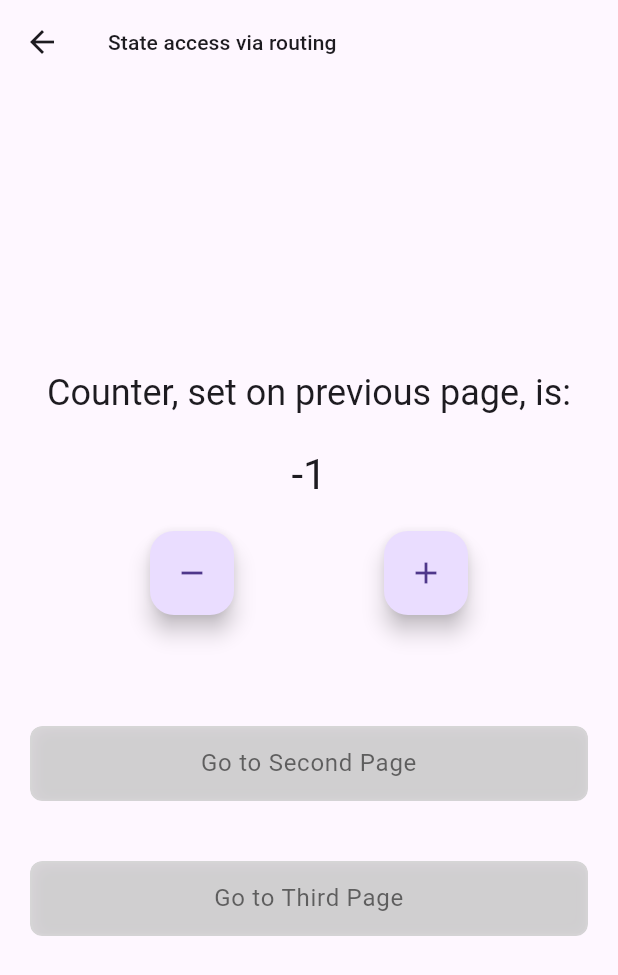
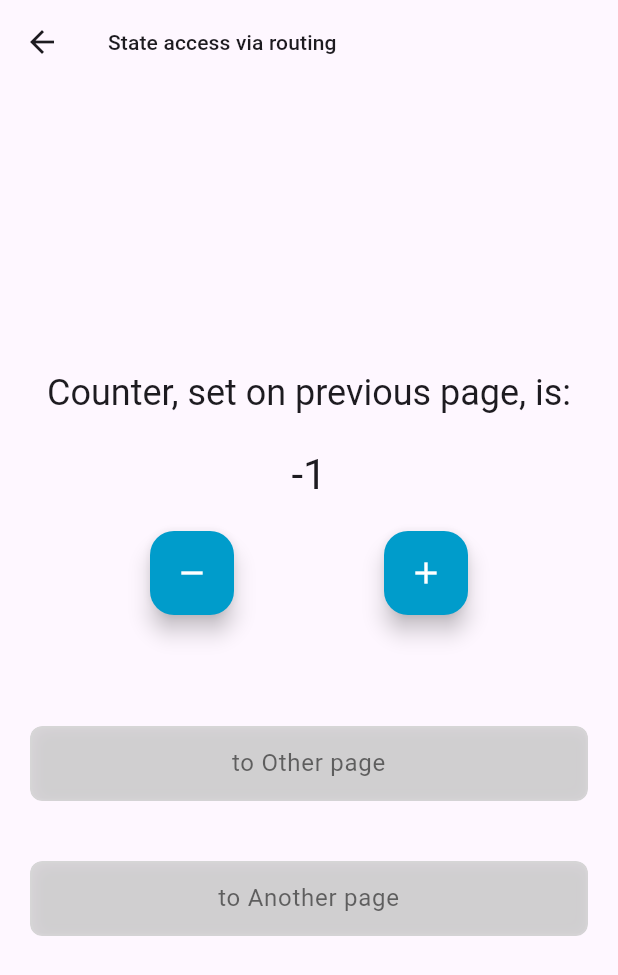
Before and after one commit to RamanGodun/Bloc-Cubit-playground-Counters-App-, a Flutter app: the MainPage4RouteAccessFeature screen opened by its route, after a tap on the "remove" icon, on a phone screen of 412 x 824 dp. Shown: the top 975 px of the screen. Run offline on Flutter 3.47's test engine with Material 3 defaults, Android fonts, the phone set to English and light mode, and no system bars; our stand-ins replace bloc, bloc_concurrency, equatable, flutter_bloc, google_fonts, hydrated_bloc.

Commit message:
style: style pages and widgets

```diff
--- a/lib/core/utilities/helpers.dart
+++ b/lib/core/utilities/helpers.dart
@@ -1,8 +1,8 @@
 import 'package:flutter/material.dart';
+import '../../presentation/widgets/text_widget.dart';
 
 /// 🔧 [Helpers] provides utility methods for navigation, theming, and context-based operations.
 /// This class centralizes common actions, promoting clean and maintainable code.
-
 abstract class Helpers {
   /// 🚀 Pushes a new route to the navigation stack with a smooth transition.
   static Future<void> pushTo(BuildContext context, Widget child) {
@@ -30,4 +30,24 @@ abstract class Helpers {
   static ColorScheme getColorScheme(BuildContext context) {
     return Theme.of(context).colorScheme;
   }
+
+  /// 📣 Shows a snackbar with custom text using [TextWidget].
+  static void showStyledSnackBar({
+    required BuildContext context,
+    required String message,
+    Duration duration = const Duration(milliseconds: 300),
+  }) {
+    final color = Theme.of(context).colorScheme.onPrimary;
+
+    ScaffoldMessenger.of(context).showSnackBar(
+      SnackBar(
+        content: TextWidget(
+          message,
+          TextType.titleMedium,
+          color: color,
+        ),
+        duration: duration,
+      ),
+    );
+  }
 }
--- a/lib/features/cubit_access/_main_page_4_route_cubit_access.dart
+++ b/lib/features/cubit_access/_main_page_4_route_cubit_access.dart
@@ -5,6 +5,7 @@ import '../../core/app_constants/app_constants.dart';
 import '../../core/app_constants/app_strings.dart';
 import '../../core/routing/route_names.dart';
 import '../../core/utilities/helpers.dart';
+import '../../presentation/widgets/floating_action_button.dart';
 import '../../presentation/widgets/text_widget.dart';
 import '../../presentation/widgets/custom_elevated_button.dart';
 import '../../features/cubit_access/counter_for_route_access/route_access_cubit.dart';
@@ -15,8 +16,6 @@ class MainPage4RouteAccessFeature extends StatelessWidget {
 
   @override
   Widget build(BuildContext context) {
-    final colorScheme = Helpers.getColorScheme(context);
-
     ///
     return Scaffold(
       appBar: AppBar(
@@ -27,19 +26,10 @@ class MainPage4RouteAccessFeature extends StatelessWidget {
       ),
       body: BlocConsumer<RouteAccessCounterCubit, RouteAccessCounterState>(
         listener: (context, state) {
-          final wasInc = state.wasIncremented;
-          if (wasInc != null) {
-            final text = wasInc ? 'Incremented!' : 'Decremented!';
-            ScaffoldMessenger.of(context).showSnackBar(
-              SnackBar(
-                content: TextWidget(
-                  text,
-                  TextType.titleMedium,
-                  color: colorScheme.onPrimary,
-                ),
-                duration: const Duration(milliseconds: 300),
-              ),
-            );
+          final wasIncremented = state.wasIncremented;
+          if (wasIncremented != null) {
+            final text = wasIncremented ? 'Incremented!' : 'Decremented!';
+            Helpers.showStyledSnackBar(context: context, message: text);
           }
         },
         builder: (context, state) {
@@ -55,28 +45,30 @@ class MainPage4RouteAccessFeature extends StatelessWidget {
               Row(
                 mainAxisAlignment: MainAxisAlignment.spaceEvenly,
                 children: [
-                  FloatingActionButton(
+                  AppFloatingActionButton(
                     heroTag: 'counter_dec',
                     onPressed: () =>
                         context.read<RouteAccessCounterCubit>().decrement(),
-                    child: const Icon(Icons.remove),
+                    icon: Icons.remove,
                   ),
-                  FloatingActionButton(
+                  AppFloatingActionButton(
                     heroTag: 'counter_inc',
                     onPressed: () =>
                         context.read<RouteAccessCounterCubit>().increment(),
-                    child: const Icon(Icons.add),
+                    icon: Icons.add,
                   ),
                 ],
               ),
               const SizedBox(height: 24),
+
+              ///
               AppElevatedButton(
-                label: 'Go to Second Page',
+                label: 'to Other page',
                 onPressed: () =>
                     Helpers.pushNamed(context, RouteNames.routeAccessOtherPage),
               ),
               AppElevatedButton(
-                label: 'Go to Third Page',
+                label: 'to Another page',
                 onPressed: () => Helpers.pushNamed(
                     context, RouteNames.routeAccessAnotherPage),
               ),
--- a/lib/presentation/widgets/floating_action_button.dart
+++ b/lib/presentation/widgets/floating_action_button.dart
@@ -6,12 +6,14 @@ class AppFloatingActionButton extends StatelessWidget {
   final IconData icon;
   final VoidCallback onPressed;
   final String heroTag;
+  final Color? color;
 
   const AppFloatingActionButton({
     super.key,
     required this.icon,
     required this.onPressed,
     required this.heroTag,
+    this.color = AppConstants.darkPrimaryColor,
   });
 
   @override
@@ -20,7 +22,7 @@ class AppFloatingActionButton extends StatelessWidget {
       heroTag: heroTag,
       onPressed: onPressed,
       foregroundColor: AppConstants.darkForegroundColor,
-      backgroundColor: AppConstants.darkPrimaryColor,
+      backgroundColor: color,
       child: Icon(icon),
     );
   }
```
Also changed, not shown: lib/features/cubit_access/another_page.dart (+30 -15 lines), lib/features/cubit_access/other_page.dart (+30 -15 lines).
